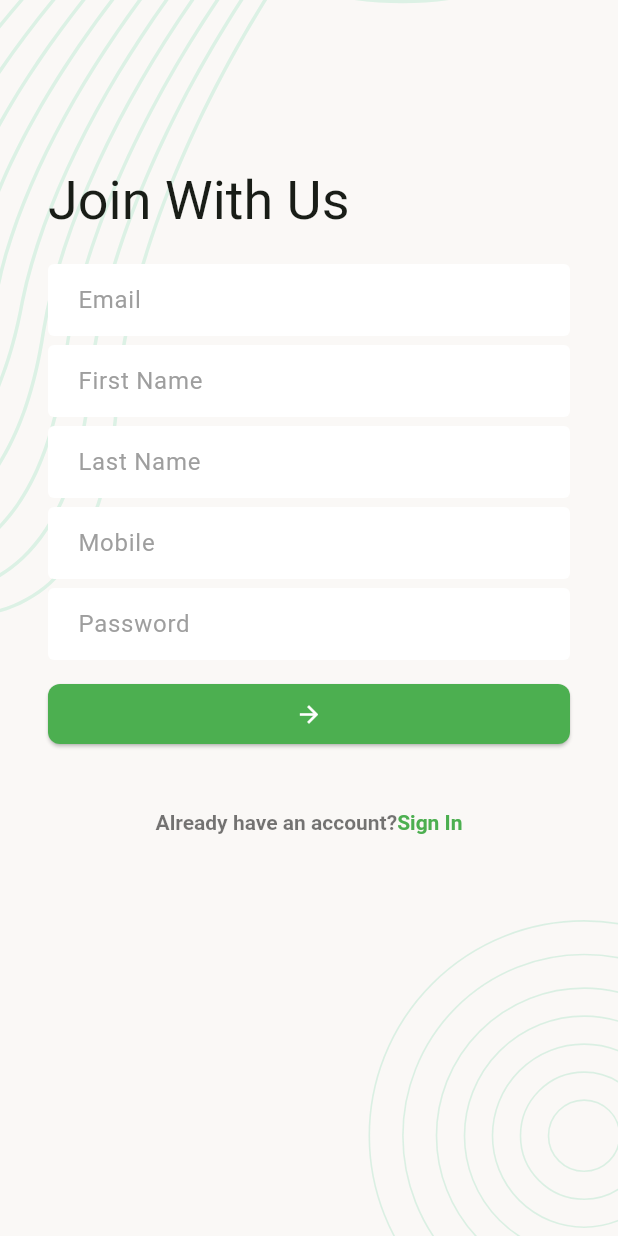
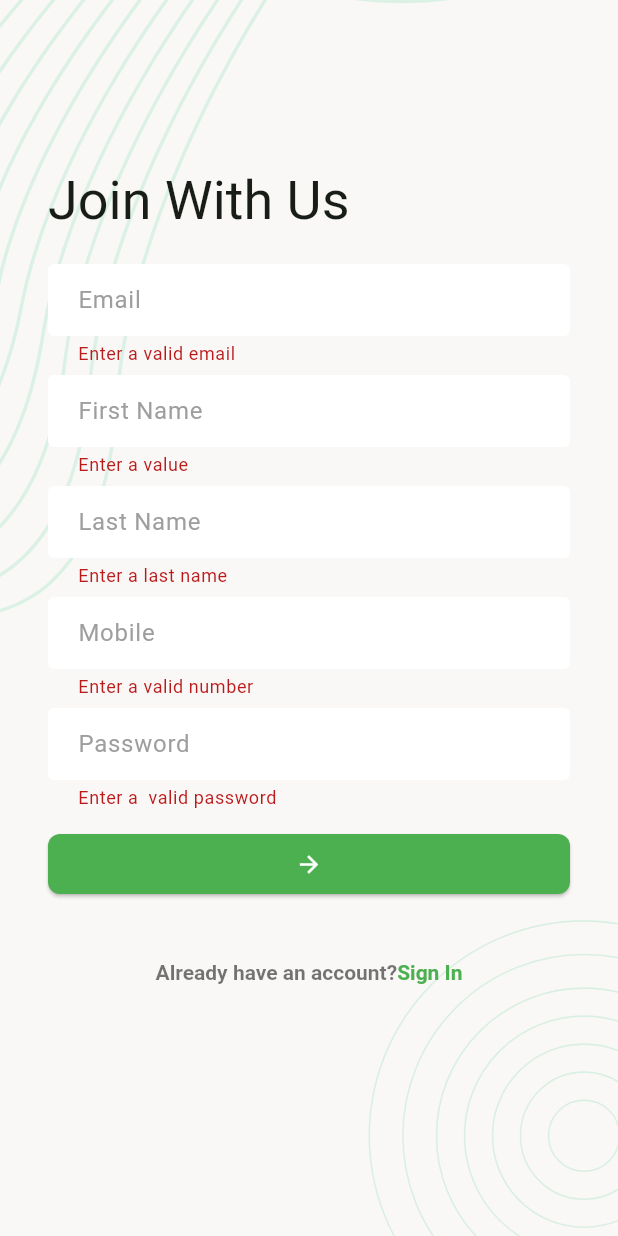
Before and after one commit to najmuschy/Online_Task_Manager, a Flutter app: the RegisterScreen screen opened directly, after a tap on the "arrow forward" icon, on a phone screen of 412 x 824 dp. Run offline on Flutter 3.47's test engine with Material 3 defaults, Android fonts, the light colour scheme and no system bars; our stand-ins replace email_validator, flutter_svg, logger, pin_code_fields.

Commit message:
register user api integration

```diff
--- /dev/null
+++ b/lib/data/utils/urls.dart
@@ -0,0 +1,6 @@
+class Urls{
+  static String baseUrl = 'http://35.73.30.144:2005/api/v1' ;
+  static String registerUrl = '$baseUrl/Registration' ;
+  //static String registerUrl = 'http://35.73.30.144:2008/api/v1/Registration' ;
+
+}
--- a/lib/ui/screens/register_screen.dart
+++ b/lib/ui/screens/register_screen.dart
@@ -1,9 +1,12 @@
 import 'package:flutter/gestures.dart';
 import 'package:flutter/material.dart';
+import 'package:ui_design1/data/service/network_client.dart';
+import 'package:ui_design1/data/utils/urls.dart';
 import 'package:ui_design1/ui/screens/login_screen.dart';
+import 'package:ui_design1/ui/widgets/scaffold_message.dart';
 
 import 'package:ui_design1/ui/widgets/screen_background.dart';
-
+import 'package:email_validator/email_validator.dart';
 import '../utils/assets_path.dart';
 
 class RegisterScreen extends StatefulWidget {
@@ -19,17 +22,18 @@ class _RegisterScreenState extends State<RegisterScreen> {
   final TextEditingController _lastNameTEController = TextEditingController();
   final TextEditingController _mobileTEController = TextEditingController();
   final TextEditingController _passwordTEController = TextEditingController();
-  final GlobalKey<FormState> _formKey = GlobalKey<FormState>() ;
+  final GlobalKey<FormState> _formKey = GlobalKey<FormState>();
+  bool registrationInProgress = false ;
   @override
   Widget build(BuildContext context) {
     return Scaffold(
       body: ScreenBackground(
         child: SingleChildScrollView(
           child: Padding(
-            key: _formKey,
             padding: EdgeInsets.all(32.0),
             child: Form(
               key: _formKey,
+              autovalidateMode: AutovalidateMode.onUserInteraction,
               child: Column(
                 crossAxisAlignment: CrossAxisAlignment.start,
                 children: [
@@ -44,18 +48,38 @@ class _RegisterScreenState extends State<RegisterScreen> {
                     keyboardType: TextInputType.emailAddress,
                     controller: _emailTEController,
                     decoration: InputDecoration(hintText: 'Email'),
+                    validator: (String? value) {
+                      String email = value?.trim() ?? "";
+                      if (EmailValidator.validate(email) == false) {
+                        return 'Enter a valid email';
+                      }
+                      return null;
+                    },
                   ),
                   SizedBox(height: 6),
                   TextFormField(
                     textInputAction: TextInputAction.next,
                     controller: _firstNameTEController,
                     decoration: InputDecoration(hintText: 'First Name'),
+                    validator: (String? value) {
+                      if (value?.trim().isEmpty ?? true) {
+                        return 'Enter a value';
+                      }
+                      return null;
+                    },
                   ),
                   SizedBox(height: 6),
                   TextFormField(
                     textInputAction: TextInputAction.next,
                     controller: _lastNameTEController,
                     decoration: InputDecoration(hintText: 'Last Name'),
+
+                    validator: (String? value) {
+                      if (value?.trim().isEmpty ?? true) {
+                        return 'Enter a last name';
+                      }
+                      return null;
+                    },
                   ),
                   SizedBox(height: 6),
                   TextFormField(
@@ -63,6 +87,14 @@ class _RegisterScreenState extends State<RegisterScreen> {
                     keyboardType: TextInputType.phone,
                     controller: _mobileTEController,
                     decoration: InputDecoration(hintText: 'Mobile'),
+                    validator: (String? value) {
+                      String phone = value?.trim() ?? '';
+                      RegExp regExp = RegExp(r'^(?:\+88|88)?01[3-9]\d{8}$');
+                      if (regExp.hasMatch(phone)) {
+                        return null;
+                      }
+                      return 'Enter a valid number';
+                    },
                   ),
                   SizedBox(height: 6),
                   TextFormField(
@@ -70,11 +102,25 @@ class _RegisterScreenState extends State<RegisterScreen> {
                     keyboardType: TextInputType.visiblePassword,
                     controller: _passwordTEController,
                     decoration: InputDecoration(hintText: 'Password'),
+
+                    validator: (String? value) {
+                      if ((value?.trim().isEmpty ?? true)|| (value!.length < 6)) {
+                        return 'Enter a  valid password';
+                      }
+                      return null;
+                    },
                   ),
                   SizedBox(height: 12),
-                  ElevatedButton(
-                    onPressed: _onTapSubmitButton,
-                    child: Icon(Icons.arrow_forward),
+                  Visibility(
+
+                    visible: registrationInProgress==false ,
+                    replacement: Center(
+                      child: CircularProgressIndicator(),
+                    ),
+                    child: ElevatedButton(
+                      onPressed: _onTapSubmitButton,
+                      child: Icon(Icons.arrow_forward),
+                    ),
                   ),
                   SizedBox(height: 32),
                   Center(
@@ -115,9 +161,44 @@ class _RegisterScreenState extends State<RegisterScreen> {
     );
   }
 
+  Future<void> _registerUser() async {
+    registrationInProgress = true ;
+    setState(() {
+
+    });
+    Map<String, dynamic> requestBody = {
+
+        "email":_emailTEController.text.trim(),
+        "firstName":_firstNameTEController.text.trim(),
+        "lastName": _lastNameTEController.text.trim(),
+        "mobile":_mobileTEController.text.trim(),
+        "password":_passwordTEController.text
+
+    };
+    NetworkResponse response = await NetworkClient.postRequest(url: Urls.registerUrl, body: requestBody) ;
+    registrationInProgress = false ;
+    setState(() {
+
+    });
+    if(response.isSuccess){
+      showScaffoldMessage(context, 'User Registered Successfully') ;
+    }
+    else{
+      showScaffoldMessage(context, response.errorMessage, true) ;
+    }
+  }
+
+
   void _onTapSubmitButton() {
 
-  }void _onTapSignInButton() {
+    if (_formKey.currentState!.validate()) {
+      _registerUser();
+    }
+
+
+  }
+
+  void _onTapSignInButton() {
     Navigator.pop(context);
   }
 
--- a/pubspec.yaml
+++ b/pubspec.yaml
@@ -39,6 +39,7 @@ dev_dependencies:
   pin_code_fields: ^8.0.1
   http : ^1.4.0
   logger: ^2.6.0
+  email_validator: ^3.0.0
 
 flutter:
 
```
Also changed, not shown: lib/data/service/network_client.dart (+6 -9 lines), lib/ui/widgets/scaffold_message.dart (added, +14 -0 lines), pubspec.lock.
